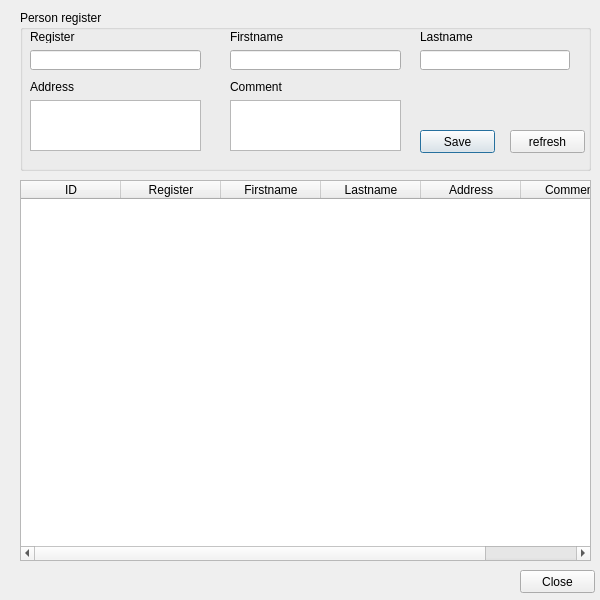
First picture: the form in view/SesmimFirstDialog.ui, repository ankhbold/sesmim_training, before the edit.
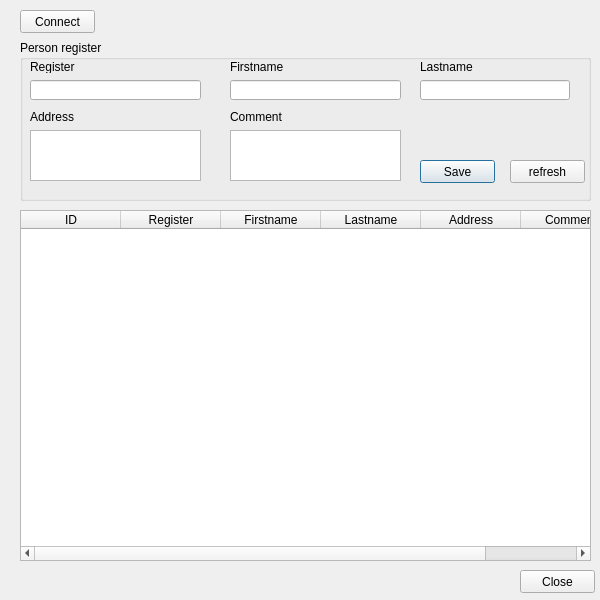
Second picture: the form after the edit.

```diff
--- a/view/SesmimFirstDialog.ui
+++ b/view/SesmimFirstDialog.ui
@@ -35,7 +35,7 @@
    <property name="geometry">
     <rect>
      <x>20</x>
-     <y>10</y>
+     <y>40</y>
      <width>571</width>
      <height>161</height>
     </rect>
@@ -189,9 +189,9 @@
    <property name="geometry">
     <rect>
      <x>20</x>
-     <y>180</y>
+     <y>210</y>
      <width>571</width>
-     <height>381</height>
+     <height>351</height>
     </rect>
    </property>
    <column>
@@ -238,6 +238,19 @@
     <string>Close</string>
    </property>
   </widget>
+  <widget class="QPushButton" name="connect_button">
+   <property name="geometry">
+    <rect>
+     <x>20</x>
+     <y>10</y>
+     <width>75</width>
+     <height>23</height>
+    </rect>
+   </property>
+   <property name="text">
+    <string>Connect</string>
+   </property>
+  </widget>
  </widget>
  <resources>
   <include location="resources.qrc"/>
```
